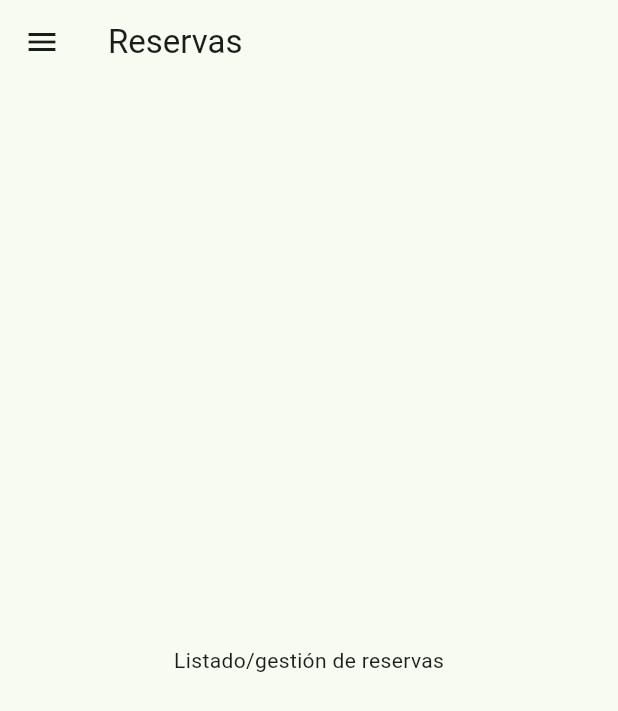
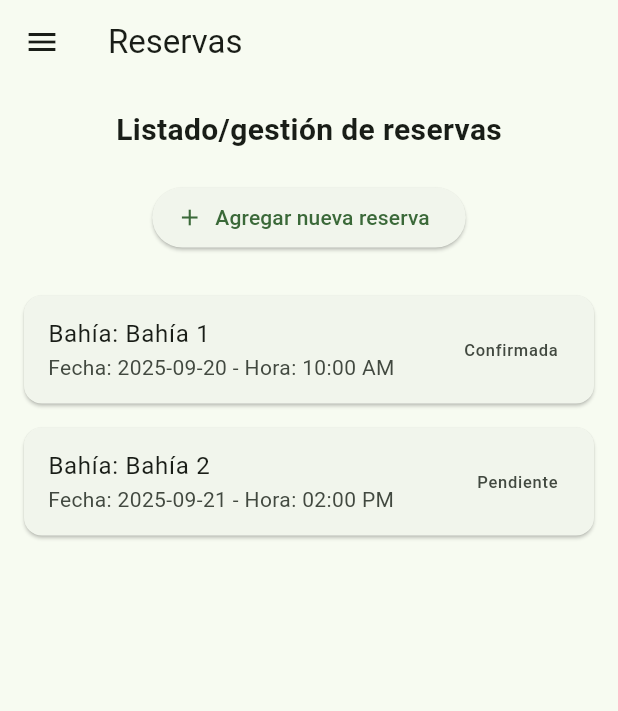
Before and after one commit to lalmazano/bahias-front, a Flutter app: the ReservasPage screen opened by its route, on a phone screen of 412 x 824 dp. Shown: the top 711 px of the screen. Run offline on Flutter 3.47's test engine with Material 3 defaults, Android fonts, the phone set to English and light mode, and no system bars; our stand-ins replace flutter_riverpod, go_router.

Commit message:
Actualizacion de pagina reservas

```diff
--- a/lib/presentation/pages/reservas_page.dart
+++ b/lib/presentation/pages/reservas_page.dart
@@ -1,15 +1,150 @@
 import 'package:flutter/material.dart';
 import './widgets/app_drawer.dart';
 
-class ReservasPage extends StatelessWidget {
+class ReservasPage extends StatefulWidget {
   const ReservasPage({super.key});
+
+  @override
+  _ReservasPageState createState() => _ReservasPageState();
+}
+
+class _ReservasPageState extends State<ReservasPage> {
+  // Lista de reservas simuladas
+  List<Map<String, String>> reservas = [
+    {
+      'bahia': 'Bahía 1',
+      'fecha': '2025-09-20',
+      'hora': '10:00 AM',
+      'estado': 'Confirmada',
+    },
+    {
+      'bahia': 'Bahía 2',
+      'fecha': '2025-09-21',
+      'hora': '02:00 PM',
+      'estado': 'Pendiente',
+    },
+  ];
+
+  // Controladores para los campos del formulario
+  final TextEditingController bahiaController = TextEditingController();
+  final TextEditingController fechaController = TextEditingController();
+  final TextEditingController horaController = TextEditingController();
+
+  // Mostrar el formulario para agregar una nueva reserva
+  void _showAddReservationDialog() {
+    showDialog(
+      context: context,
+      builder: (BuildContext context) {
+        return AlertDialog(
+          title: const Text('Agregar nueva reserva'),
+          content: Column(
+            mainAxisSize: MainAxisSize.min,
+            children: [
+              // Campo para seleccionar la bahía
+              TextField(
+                controller: bahiaController,
+                decoration: const InputDecoration(
+                  labelText: 'Bahía',
+                ),
+              ),
+              // Campo para ingresar la fecha
+              TextField(
+                controller: fechaController,
+                decoration: const InputDecoration(
+                  labelText: 'Fecha (YYYY-MM-DD)',
+                ),
+              ),
+              // Campo para ingresar la hora
+              TextField(
+                controller: horaController,
+                decoration: const InputDecoration(
+                  labelText: 'Hora (HH:MM AM/PM)',
+                ),
+              ),
+            ],
+          ),
+          actions: [
+            TextButton(
+              onPressed: () {
+                Navigator.of(context).pop(); // Cerrar el diálogo
+              },
+              child: const Text('Cancelar'),
+            ),
+            ElevatedButton(
+              onPressed: () {
+                if (bahiaController.text.isNotEmpty &&
+                    fechaController.text.isNotEmpty &&
+                    horaController.text.isNotEmpty) {
+                  // Agregar nueva reserva
+                  setState(() {
+                    reservas.add({
+                      'bahia': bahiaController.text,
+                      'fecha': fechaController.text,
+                      'hora': horaController.text,
+                      'estado': 'Pendiente',
+                    });
+                  });
+
+                  // Limpiar los campos del formulario
+                  bahiaController.clear();
+                  fechaController.clear();
+                  horaController.clear();
+                }
+                Navigator.of(context).pop(); // Cerrar el diálogo después de agregar
+              },
+              child: const Text('Agregar reserva'),
+            ),
+          ],
+        );
+      },
+    );
+  }
 
   @override
   Widget build(BuildContext context) {
     return Scaffold(
       appBar: AppBar(title: const Text('Reservas')),
       drawer: const AppDrawer(),
-      body: const Center(child: Text('Listado/gestión de reservas')),
+      body: Padding(
+        padding: const EdgeInsets.all(16),
+        child: Column(
+          children: [
+            // Título de la página
+            const Text(
+              'Listado/gestión de reservas',
+              style: TextStyle(fontSize: 20, fontWeight: FontWeight.bold),
+            ),
+            const SizedBox(height: 20),
+            // Botón para agregar nueva reserva
+            ElevatedButton.icon(
+              onPressed: _showAddReservationDialog,
+              icon: const Icon(Icons.add),
+              label: const Text('Agregar nueva reserva'),
+            ),
+            const SizedBox(height: 20),
+            // Listado de reservas
+            Expanded(
+              child: ListView.builder(
+                itemCount: reservas.length,
+                itemBuilder: (context, index) {
+                  final reserva = reservas[index];
+                  return Card(
+                    margin: const EdgeInsets.symmetric(vertical: 8),
+                    child: ListTile(
+                      title: Text('Bahía: ${reserva['bahia']}'),
+                      subtitle: Text('Fecha: ${reserva['fecha']} - Hora: ${reserva['hora']}'),
+                      trailing: Text(reserva['estado']!),
+                      onTap: () {
+                        // Aquí puedes agregar la funcionalidad para editar o eliminar reservas
+                      },
+                    ),
+                  );
+                },
+              ),
+            ),
+          ],
+        ),
+      ),
     );
   }
 }
```
